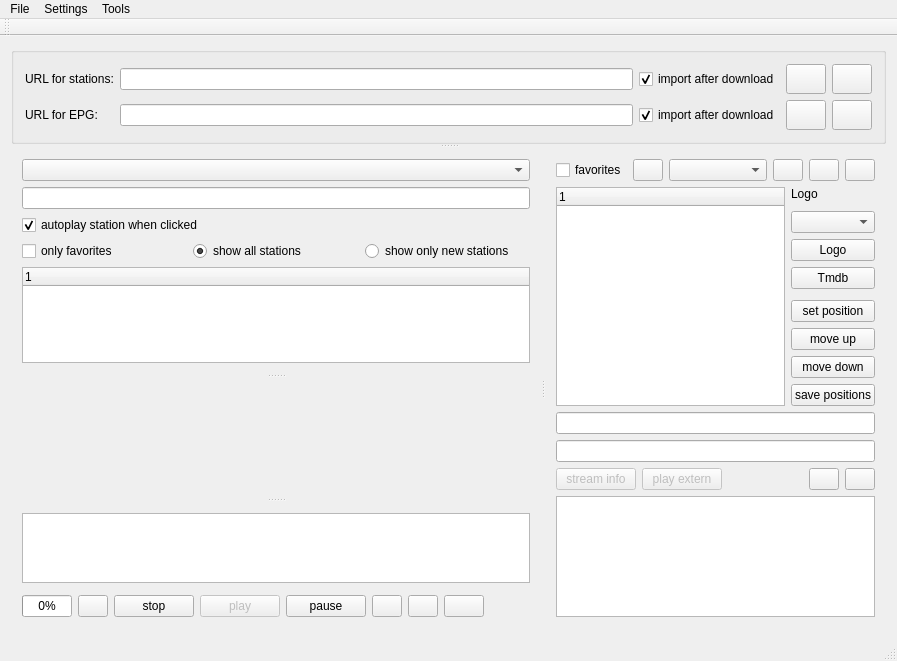
The window that mainwindow.ui (sgersing73/m3uMan) describes before a commit, drawn with Qt 5.
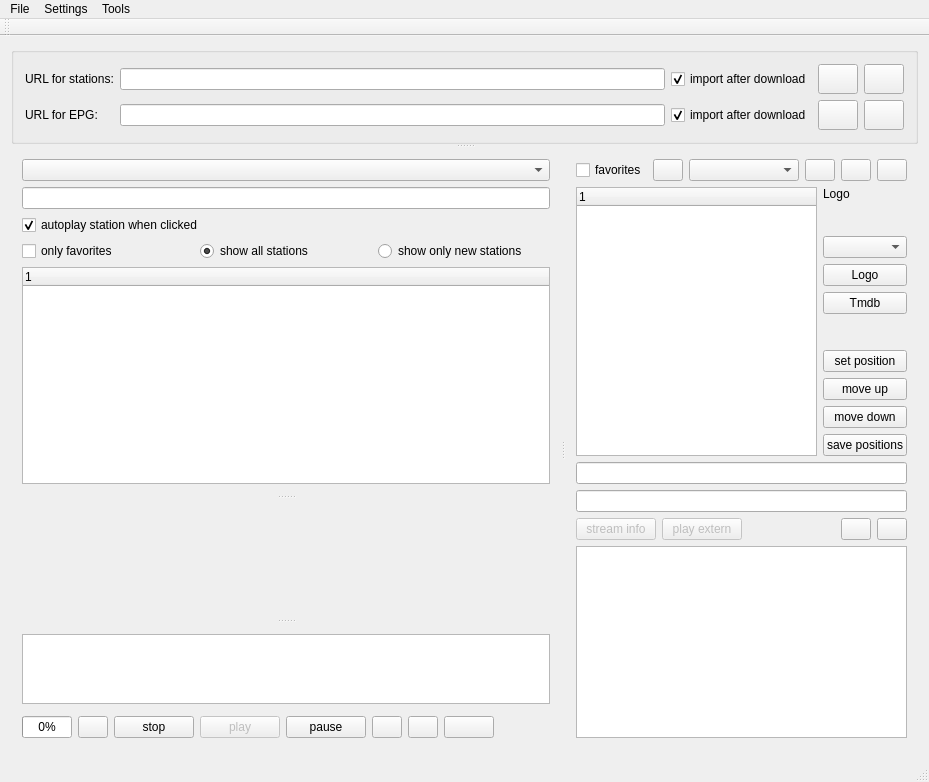
The same window after the commit. Icons and pictures are not drawn. Custom widgets are drawn as their Qt base class.

Diff of the .ui file:
```diff
--- a/mainwindow.ui
+++ b/mainwindow.ui
@@ -6,8 +6,8 @@
    <rect>
     <x>0</x>
     <y>0</y>
-    <width>897</width>
-    <height>661</height>
+    <width>929</width>
+    <height>782</height>
    </rect>
   </property>
   <property name="windowTitle">
@@ -806,7 +806,14 @@
           <layout class="QHBoxLayout" name="horizontalLayout_3"/>
          </item>
          <item>
-          <widget class="QTextEdit" name="edtOutput"/>
+          <widget class="QTextEdit" name="edtOutput">
+           <property name="sizePolicy">
+            <sizepolicy hsizetype="Expanding" vsizetype="MinimumExpanding">
+             <horstretch>0</horstretch>
+             <verstretch>0</verstretch>
+            </sizepolicy>
+           </property>
+          </widget>
          </item>
         </layout>
        </widget>
@@ -820,8 +827,8 @@
     <rect>
      <x>0</x>
      <y>0</y>
-     <width>897</width>
-     <height>22</height>
+     <width>929</width>
+     <height>23</height>
     </rect>
    </property>
    <widget class="QMenu" name="menuSettings">
```
